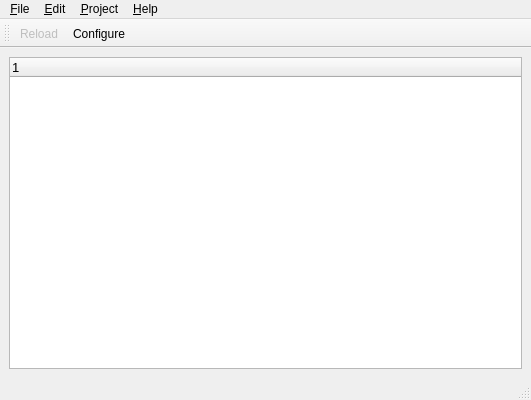
Before: the Qt Designer form pootling/ui/Catalog.ui in cc-archive/pootle, drawn with Qt 5.
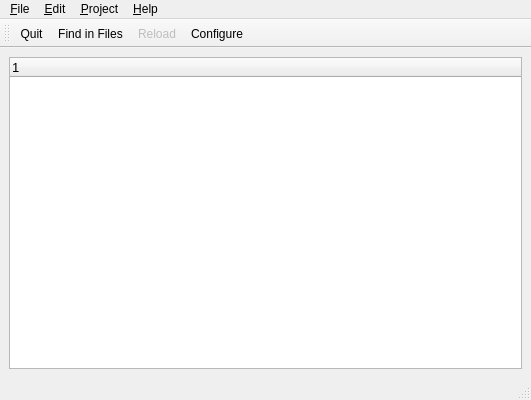
After: the same form once the commit is applied. Icons and pictures are not drawn.

Commit message: take replace in file and stop find out from edit menu of catalog

Diff of the .ui file:
```diff
--- a/pootling/ui/Catalog.ui
+++ b/pootling/ui/Catalog.ui
@@ -9,6 +9,14 @@
     <height>400</height>
    </rect>
   </property>
+  <property name="sizePolicy" >
+   <sizepolicy>
+    <hsizetype>7</hsizetype>
+    <vsizetype>7</vsizetype>
+    <horstretch>0</horstretch>
+    <verstretch>0</verstretch>
+   </sizepolicy>
+  </property>
   <property name="windowTitle" >
    <string>Catalog Manager</string>
   </property>
@@ -79,12 +87,31 @@
   </widget>
   <widget class="QStatusBar" name="statusbar" />
   <widget class="QToolBar" name="toolBar" >
+   <property name="sizePolicy" >
+    <sizepolicy>
+     <hsizetype>1</hsizetype>
+     <vsizetype>1</vsizetype>
+     <horstretch>0</horstretch>
+     <verstretch>0</verstretch>
+    </sizepolicy>
+   </property>
+   <property name="contextMenuPolicy" >
+    <enum>Qt::NoContextMenu</enum>
+   </property>
+   <property name="acceptDrops" >
+    <bool>true</bool>
+   </property>
+   <property name="windowTitle" >
+    <string/>
+   </property>
    <property name="orientation" >
     <enum>Qt::Horizontal</enum>
    </property>
    <attribute name="toolBarArea" >
     <number>4</number>
    </attribute>
+   <addaction name="actionQuit" />
+   <addaction name="actionFind_in_Files" />
    <addaction name="actionReload" />
    <addaction name="actionConfigure" />
   </widget>
@@ -132,6 +159,9 @@
    </property>
   </action>
   <action name="actionFind_in_Files" >
+   <property name="enabled" >
+    <bool>true</bool>
+   </property>
    <property name="icon" >
     <iconset>../images/find.png</iconset>
    </property>
```
Left out of the diff: 42 changed lines with no effect on the pictures. The commit also changes 1 other file.
